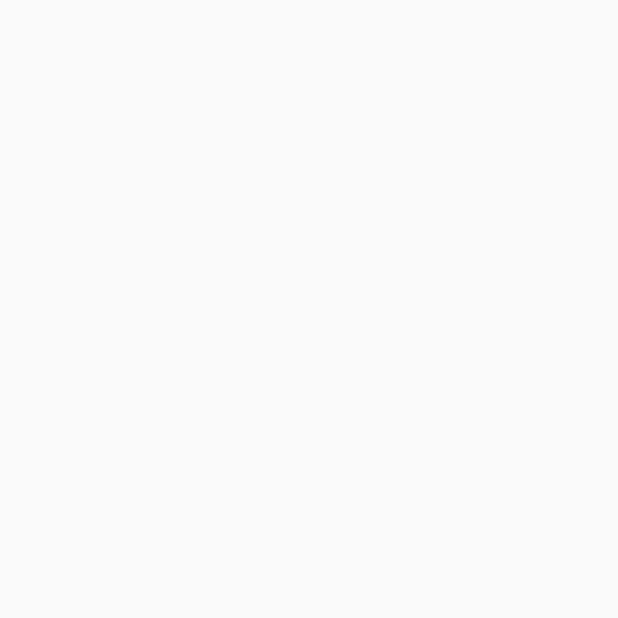
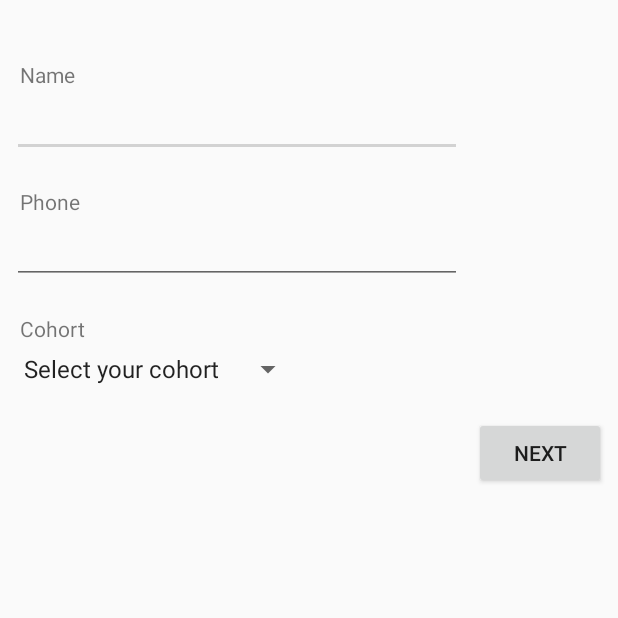
Before and after one commit to andrehadianto/HungrysiaApp, an Android app: the ContactActivity screen opened directly, with no data from a screen before it, on a phone screen of 412 x 824 dp, the top half of it. Before the commit the part shown is empty. Run offline under Robolectric (Android 15) with nearby library versions, the phone set to English and light mode, and no system bars.

Commit message:
next buttons and implementing contact activity

```diff
--- a/app/src/main/java/com/example/andre/hungrysiaapp/ContactActivity.java
+++ b/app/src/main/java/com/example/andre/hungrysiaapp/ContactActivity.java
@@ -1,6 +1,54 @@
 package com.example.andre.hungrysiaapp;
 
+import android.os.Bundle;
 import android.support.v7.app.AppCompatActivity;
+import android.view.View;
+import android.widget.ArrayAdapter;
+import android.widget.Button;
+import android.widget.EditText;
+import android.widget.Spinner;
+import android.widget.TextView;
+import android.widget.Toast;
+
+import java.util.ArrayList;
+import java.util.Arrays;
+import java.util.List;
 
 public class ContactActivity extends AppCompatActivity {
+    private TextView text_name;
+    private EditText edittext_name;
+    private TextView text_phone;
+    private EditText editText_phone;
+    private TextView text_cohort;
+    private Spinner spinner_cohort;
+    private Button button_contact_next;
+
+    protected void onCreate(Bundle savedInstanceState){
+        super.onCreate(savedInstanceState);
+        setContentView(R.layout.activity_contact);
+
+        text_name = findViewById(R.id.name_text);
+        edittext_name = findViewById(R.id.name_edittext);
+        text_phone = findViewById(R.id.phone_text);
+        editText_phone = findViewById(R.id.phone_edittext);
+        text_cohort = findViewById(R.id.cohort_text);
+        spinner_cohort = findViewById(R.id.cohort_spinner);
+        button_contact_next = findViewById(R.id.contact_next_button);
+
+        final String[] cohorts_ = {"Select your cohort","F01","F02","F03","F04","F05","F06","F07","F08","F09","F10","ASD","EPD","ESD","ISTD"};
+        List<String> cohorts = new ArrayList<>(Arrays.asList(cohorts_));
+        ArrayAdapter<String> adapter_cohorts = new ArrayAdapter<String>(ContactActivity.this,android.R.layout.simple_spinner_item,cohorts);
+        adapter_cohorts.setDropDownViewResource(android.R.layout.simple_spinner_dropdown_item);
+        spinner_cohort.setAdapter(adapter_cohorts);
+
+        button_contact_next.setOnClickListener(new View.OnClickListener() {
+            @Override
+            public void onClick(View v) {
+                String string_phone = text_phone.getText().toString();
+                if (string_phone.charAt(0)!=8 && string_phone.charAt(0)!=9){
+                    Toast.makeText(ContactActivity.this,"Invalid phone number",Toast.LENGTH_LONG);
+                }
+            }
+        });
+    }
 }
--- a/app/src/main/java/com/example/andre/hungrysiaapp/MainActivity.java
+++ b/app/src/main/java/com/example/andre/hungrysiaapp/MainActivity.java
@@ -6,13 +6,16 @@ import android.support.v7.app.AppCompatActivity;
 import android.os.Bundle;
 import android.text.Editable;
 import android.text.TextWatcher;
+import android.view.View;
+import android.widget.Button;
 import android.widget.EditText;
 import android.widget.TextView;
+import android.widget.Toast;
 
 public class MainActivity extends AppCompatActivity {
     private TextView text_secretcode;
     private EditText edittext_secretcode;
-    private String string_secretcode = "";
+    private Button button_secretcode_next;
 
     @Override
     protected void onCreate(Bundle savedInstanceState) {
@@ -21,20 +24,18 @@ public class MainActivity extends AppCompatActivity {
 
         text_secretcode = findViewById(R.id.secretcode_text);
         edittext_secretcode = findViewById(R.id.secretcode_edittext);
+        button_secretcode_next = findViewById(R.id.secretcode_next_button);
 
-        edittext_secretcode.addTextChangedListener(new TextWatcher() {
+        button_secretcode_next.setOnClickListener(new View.OnClickListener() {
             @Override
-            public void beforeTextChanged(CharSequence s, int start, int count, int after){}
-
-            @Override
-            public void onTextChanged(CharSequence s, int start, int before, int count) {}
-
-            @Override
-            public void afterTextChanged(Editable s) {
-                string_secretcode = edittext_secretcode.getText().toString();
+            public void onClick(View v) {
+                String string_secretcode = edittext_secretcode.getText().toString();
                 if (string_secretcode == getResources().getString(R.string.secret_code)){
                     Intent toContact = new Intent(MainActivity.this,ContactActivity.class);
                     startActivity(toContact);
+                }
+                else{
+                    Toast.makeText(MainActivity.this,R.string.hint,Toast.LENGTH_LONG).show();
                 }
             }
         });
--- a/app/src/main/res/layout/activity_contact.xml
+++ b/app/src/main/res/layout/activity_contact.xml
@@ -1,6 +1,87 @@
 <?xml version="1.0" encoding="utf-8"?>
 <android.support.constraint.ConstraintLayout
-    xmlns:android="http://schemas.android.com/apk/res/android" android:layout_width="match_parent"
+    xmlns:android="http://schemas.android.com/apk/res/android"
+    xmlns:app="http://schemas.android.com/apk/res-auto"
+    android:layout_width="match_parent"
     android:layout_height="match_parent">
 
+    <TextView
+        android:id="@+id/name_text"
+        android:text="Name"
+        android:layout_width="wrap_content"
+        android:layout_height="wrap_content"
+        android:layout_marginStart="8dp"
+        android:layout_marginLeft="8dp"
+        android:layout_marginTop="40dp"
+        android:paddingLeft="5dp"
+        app:layout_constraintStart_toStartOf="parent"
+        app:layout_constraintTop_toTopOf="parent" />
+
+    <EditText
+        android:id="@+id/name_edittext"
+        android:layout_width="300dp"
+        android:layout_height="wrap_content"
+        android:layout_marginStart="8dp"
+        android:layout_marginLeft="8dp"
+        app:layout_constraintStart_toStartOf="parent"
+        app:layout_constraintTop_toBottomOf="@+id/name_text" />
+
+    <TextView
+        android:id="@+id/phone_text"
+        android:text="Phone"
+        android:layout_width="wrap_content"
+        android:layout_height="wrap_content"
+        android:layout_marginStart="8dp"
+        android:layout_marginLeft="8dp"
+        android:layout_marginTop="20dp"
+        android:paddingLeft="5dp"
+        app:layout_constraintStart_toStartOf="parent"
+        app:layout_constraintTop_toBottomOf="@+id/name_edittext" />
+
+    <EditText
+        android:id="@+id/phone_edittext"
+        android:ems="10"
+        android:inputType="phone"
+        android:layout_width="300dp"
+        android:layout_height="wrap_content"
+        android:layout_marginStart="8dp"
+        android:layout_marginLeft="8dp"
+        app:layout_constraintStart_toStartOf="parent"
+        app:layout_constraintTop_toBottomOf="@+id/phone_text" />
+
+    <TextView
+        android:id="@+id/cohort_text"
+        android:text="Cohort"
+        android:layout_width="wrap_content"
+        android:layout_height="wrap_content"
+        android:layout_marginStart="8dp"
+        android:layout_marginLeft="8dp"
+        android:layout_marginTop="20dp"
+        android:paddingLeft="5dp"
+        app:layout_constraintStart_toStartOf="parent"
+        app:layout_constraintTop_toBottomOf="@+id/phone_edittext" />
+
+    <Spinner
+        android:id="@+id/cohort_spinner"
+        android:layout_width="wrap_content"
+        android:layout_height="wrap_content"
+        android:layout_marginStart="8dp"
+        android:layout_marginLeft="8dp"
+        android:layout_marginTop="5dp"
+        app:layout_constraintStart_toStartOf="parent"
+        app:layout_constraintTop_toBottomOf="@+id/cohort_text"
+        />
+
+    <Button
+        android:id="@+id/contact_next_button"
+        android:text="Next"
+        android:layout_width="wrap_content"
+        android:layout_height="wrap_content"
+        android:layout_marginTop="20dp"
+        android:layout_marginEnd="8dp"
+        android:layout_marginRight="8dp"
+        app:layout_constraintEnd_toEndOf="parent"
+        app:layout_constraintTop_toBottomOf="@+id/cohort_spinner" />
+
+
 </android.support.constraint.ConstraintLayout>
--- a/app/src/main/res/layout/activity_main.xml
+++ b/app/src/main/res/layout/activity_main.xml
@@ -26,4 +26,15 @@
         app:layout_constraintRight_toRightOf="parent"
         app:layout_constraintTop_toBottomOf="@+id/secretcode_text" />
 
+    <Button
+        android:id="@+id/secretcode_next_button"
+        android:text="Next"
+        android:layout_width="wrap_content"
+        android:layout_height="wrap_content"
+        android:layout_marginTop="8dp"
+        android:layout_marginEnd="8dp"
+        android:layout_marginRight="8dp"
+        app:layout_constraintEnd_toEndOf="parent"
+        app:layout_constraintTop_toBottomOf="@+id/secretcode_edittext" />
+
 </android.support.constraint.ConstraintLayout>
--- a/app/src/main/res/values/strings.xml
+++ b/app/src/main/res/values/strings.xml
@@ -1,4 +1,5 @@
 <resources>
     <string name="app_name">HungrysiaApp</string>
     <string name="secret_code">Tom</string>
+    <string name="hint">hint: It starts with a capital T.</string>
 </resources>
```
Also changed, not shown: 1 other file.
